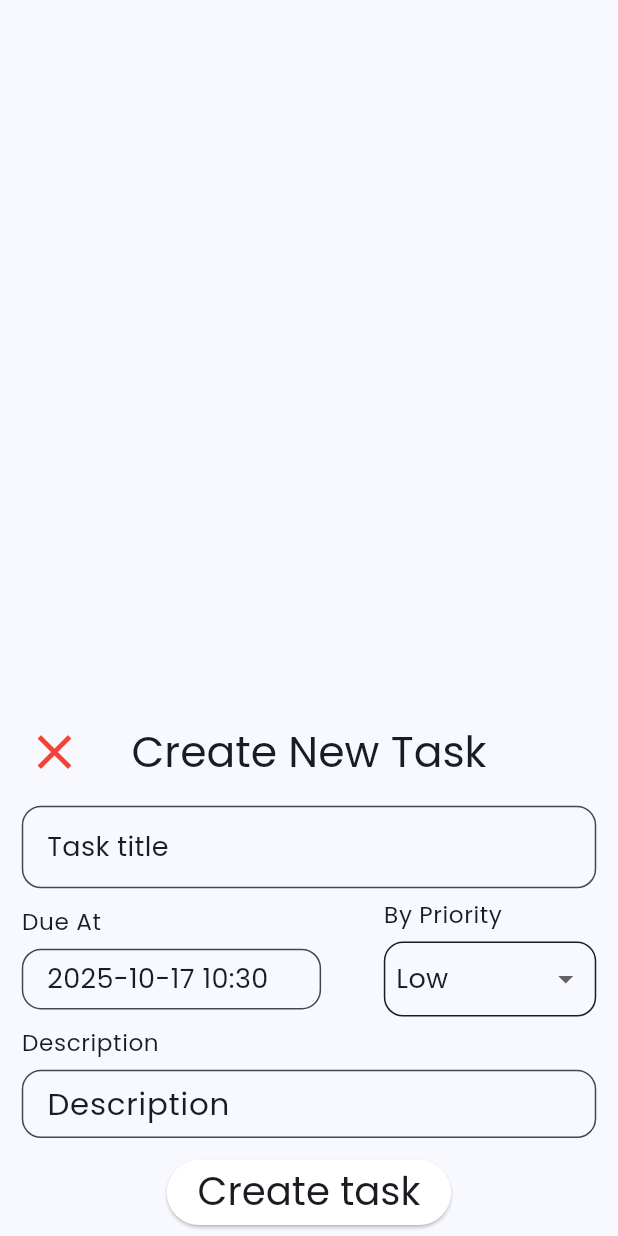
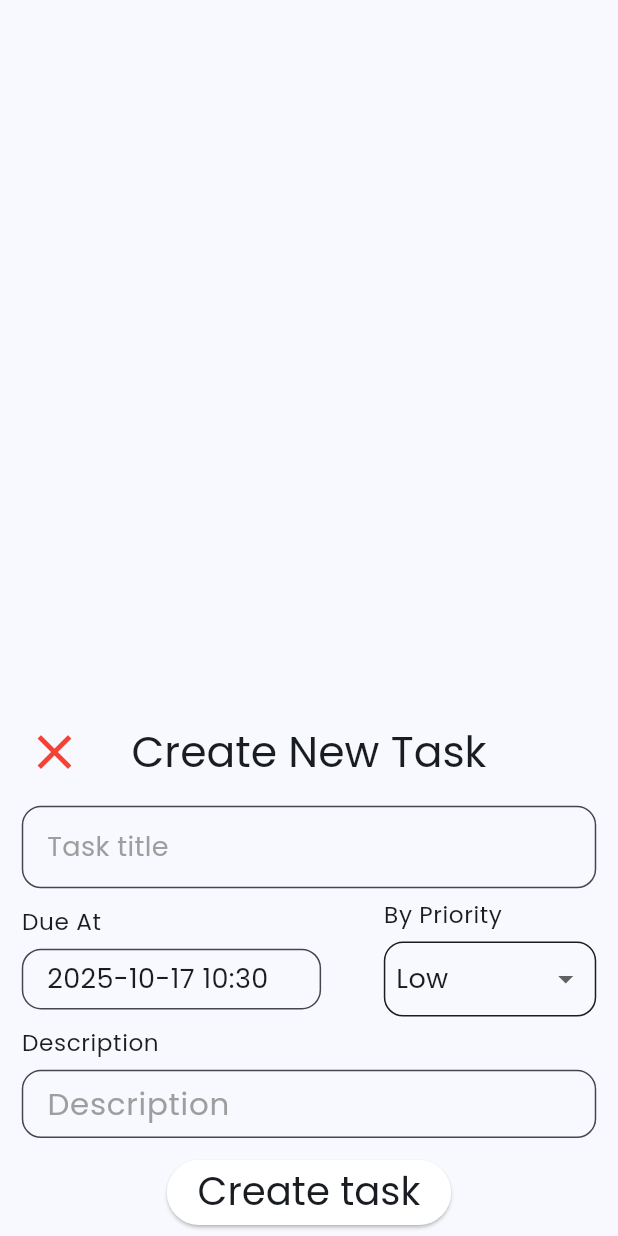
Before and after one commit to 2uocbao/task-flow-app, a Flutter app: the CreateNewTaskDialog widget shown alone on an empty page, opened directly, on a phone screen of 412 x 824 dp. Run offline on Flutter 3.47's test engine with Material 3 defaults, Android fonts, the phone set to English and light mode, and no system bars; our stand-ins replace app_links, cached_network_image, connectivity_plus, dio, easy_localization, equatable and 12 more; missing offline and left inert: app_settings, flutter_mentions; accounts and stored records are empty.

Commit message:
Update color hint text

```diff
--- a/lib/src/views/create_new_task_dialog/create_new_task_dialog.dart
+++ b/lib/src/views/create_new_task_dialog/create_new_task_dialog.dart
@@ -168,7 +168,9 @@ class _CreateNewTaskDialogState extends State<CreateNewTaskDialog> {
       controller: _titleController,
       focusNode: _focusTitle,
       hintText: 'lbl_name_task'.tr(),
-      hintStyle: Theme.of(context).textTheme.bodyMedium!.copyWith(),
+      hintStyle: Theme.of(context).textTheme.bodyMedium?.copyWith(
+            color: Colors.grey,
+          ),
       contentPadding: EdgeInsets.fromLTRB(10.w, 5.h, 10.w, 15.h),
       onFieldSubmitted: (_) {
         if (_formKey.currentState!.validate()) {
@@ -189,7 +191,9 @@ class _CreateNewTaskDialogState extends State<CreateNewTaskDialog> {
       controller: _descriptionController,
       focusNode: _focusDescription,
       hintText: 'lbl_description'.tr(),
-      hintStyle: Theme.of(context).textTheme.bodyLarge!.copyWith(),
+      hintStyle: Theme.of(context).textTheme.bodyLarge?.copyWith(
+            color: Colors.grey,
+          ),
       textInputAction: TextInputAction.done,
       maxLines: 1,
       contentPadding: EdgeInsets.fromLTRB(10.w, 5.h, 10.w, 5.h),
```
